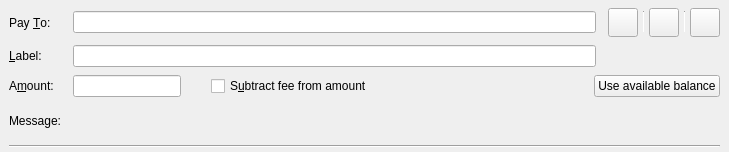
Before: the Qt Designer form src/qt/forms/sendcoinsentry.ui in Hydra-Chain/node, drawn with Qt 5.
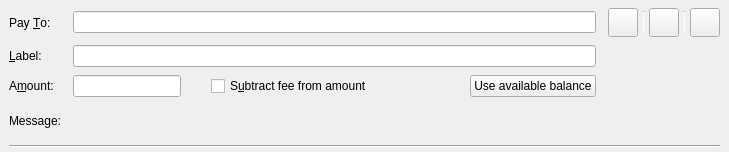
After: the same form once the commit is applied. Icons and pictures are not drawn. Custom widgets are drawn as their Qt base class.

The edit to the form file:
```diff
--- a/src/qt/forms/sendcoinsentry.ui
+++ b/src/qt/forms/sendcoinsentry.ui
@@ -59,8 +59,8 @@
       </property>
      </widget>
     </item>
-    <item row="2" column="1" colspan="4">
-     <layout class="QHBoxLayout" name="horizontalLayoutAmount" stretch="0,0,1,0">
+    <item row="2" column="1">
+     <layout class="QHBoxLayout" name="horizontalLayoutAmount" stretch="0,0,1">
       <item>
        <widget class="BitcoinAmountField" name="payAmount"/>
       </item>
```
Left out of the diff: 5 changed lines with no effect on the pictures.
